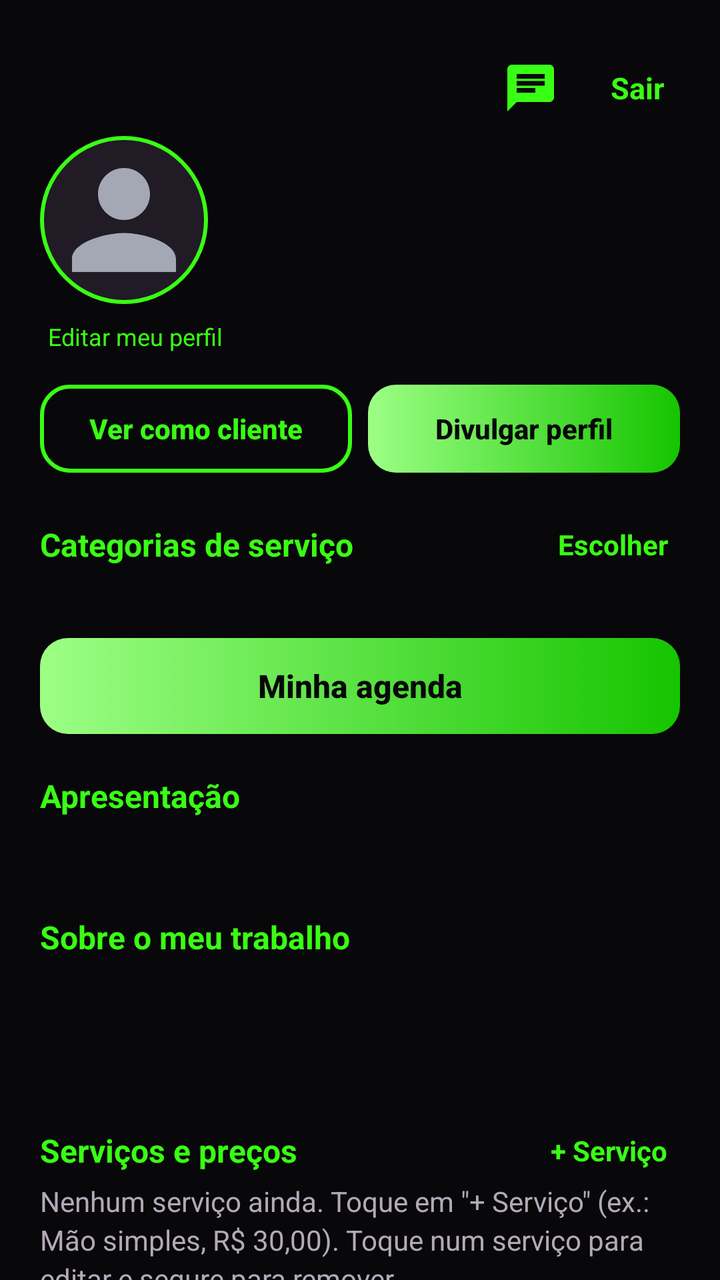
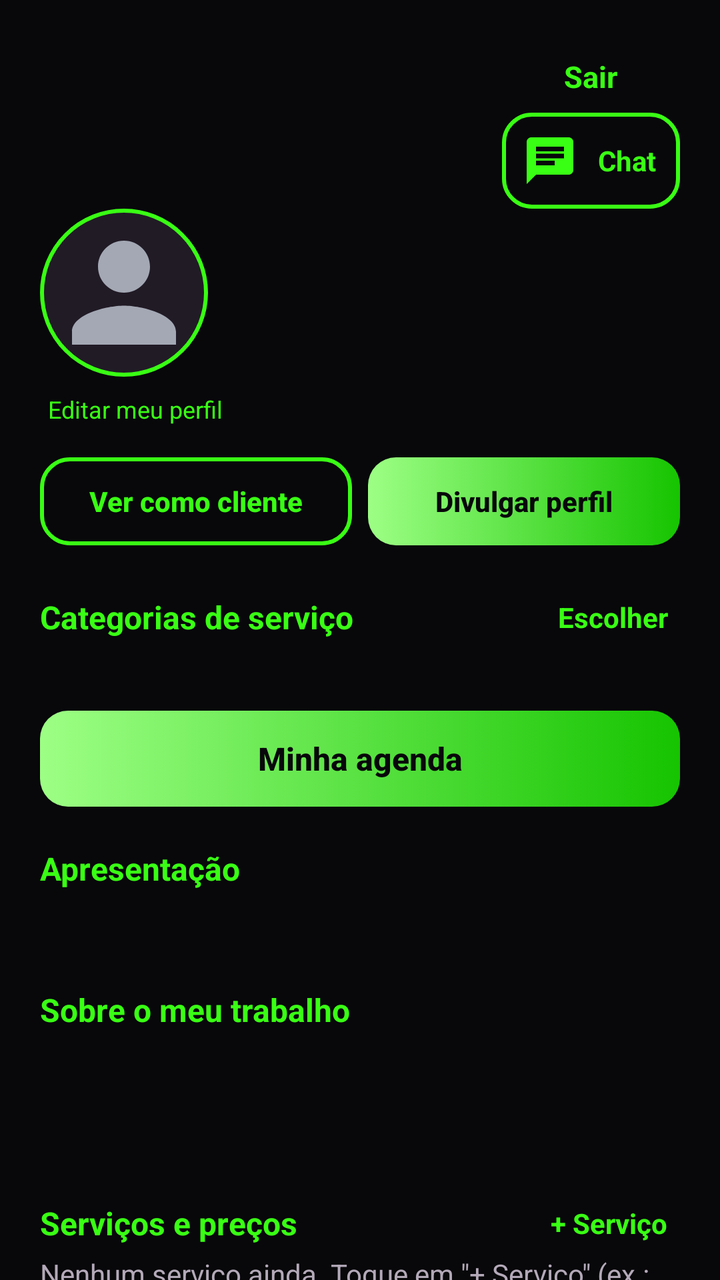

Screens rendered from an Android XML layout before and after an edit, with the pre-edit source and the edit as a unified diff.
<!-- AndroidManifest.xml: activity theme Theme.Manicure.Profissional -->
<!-- res/layout/activity_painel_profissional.xml -->
<?xml version="1.0" encoding="utf-8"?>
<FrameLayout xmlns:android="http://schemas.android.com/apk/res/android"
    android:layout_width="match_parent"
    android:layout_height="match_parent"
    android:background="@color/fundo">

    <androidx.core.widget.NestedScrollView
        android:layout_width="match_parent"
        android:layout_height="match_parent">

        <LinearLayout
            android:layout_width="match_parent"
            android:layout_height="wrap_content"
            android:orientation="vertical"
            android:padding="20dp">

            
            <LinearLayout
                android:layout_width="wrap_content"
                android:layout_height="wrap_content"
                android:layout_gravity="end"
                android:gravity="center_vertical"
                android:orientation="horizontal">

                <include
                    android:id="@+id/chat"
                    layout="@layout/include_botao_chat" />

                <TextView
                    android:id="@+id/btnSair"
                    android:layout_width="wrap_content"
                    android:layout_height="wrap_content"
                    android:layout_marginStart="8dp"
                    android:background="?attr/selectableItemBackground"
                    android:padding="8dp"
                    android:text="@string/sair"
                    android:textColor="?attr/corDestaque"
                    android:textSize="15sp"
                    android:textStyle="bold" />
            </LinearLayout>

            
            <LinearLayout
                android:layout_width="match_parent"
                android:layout_height="wrap_content"
                android:gravity="center_vertical"
                android:orientation="horizontal">

                <ImageView
                    android:id="@+id/ivFoto"
                    android:layout_width="84dp"
                    android:layout_height="84dp"
                    android:background="@drawable/bg_foto_redonda"
                    android:contentDescription="@string/painel_trocar_foto"
                    android:padding="3dp"
                    android:scaleType="centerCrop"
                    android:src="@drawable/ic_pessoa" />

                <LinearLayout
                    android:layout_width="0dp"
                    android:layout_height="wrap_content"
                    android:layout_marginStart="14dp"
                    android:layout_weight="1"
                    android:orientation="vertical">

                    <TextView
                        android:id="@+id/tvNome"
                        android:layout_width="wrap_content"
                        android:layout_height="wrap_content"
                        android:textColor="@color/texto"
                        android:textSize="20sp"
                        android:textStyle="bold" />

                    <TextView
                        android:id="@+id/tvTipo"
                        android:layout_width="wrap_content"
                        android:layout_height="wrap_content"
                        android:textColor="@color/texto_secundario"
                        android:textSize="13sp" />

                    <TextView
                        android:id="@+id/tvCodigo"
                        android:layout_width="wrap_content"
                        android:layout_height="wrap_content"
                        android:layout_marginTop="2dp"
                        android:textColor="?attr/corDestaque"
                        android:textSize="13sp"
                        android:textStyle="bold" />

                    <TextView
                        android:id="@+id/tvSituacao"
                        android:layout_width="wrap_content"
                        android:layout_height="wrap_content"
                        android:layout_marginTop="2dp"
                        android:textSize="12sp" />
                </LinearLayout>
            </LinearLayout>

            <TextView
                android:id="@+id/btnEditarPerfil"
                android:layout_width="wrap_content"
                android:layout_height="wrap_content"
                android:layout_marginTop="4dp"
                android:padding="4dp"
                android:text="@string/painel_editar_perfil"
                android:textColor="?attr/corDestaque"
                android:textSize="12sp" />

            <LinearLayout
                android:layout_width="match_parent"
                android:layout_height="wrap_content"
                android:layout_marginTop="12dp"
                android:orientation="horizontal">

                <Button
                    android:id="@+id/btnVerComoCliente"
                    style="@style/BotaoContorno"
                    android:layout_width="0dp"
                    android:layout_height="44dp"
                    android:layout_marginEnd="8dp"
                    android:layout_weight="1"
                    android:text="@string/painel_ver_como_cliente"
                    android:textSize="14sp" />

                <Button
                    android:id="@+id/btnCompartilhar"
                    style="@style/BotaoPrimario"
                    android:layout_width="0dp"
                    android:layout_height="44dp"
                    android:layout_weight="1"
                    android:text="@string/painel_compartilhar"
                    android:textSize="14sp" />
            </LinearLayout>

            
            <LinearLayout
                android:layout_width="match_parent"
                android:layout_height="wrap_content"
                android:gravity="center_vertical"
                android:orientation="horizontal">

                <TextView
                    style="@style/TituloSecao"
                    android:layout_width="0dp"
                    android:layout_weight="1"
                    android:text="@string/painel_categorias" />

                <TextView
                    android:id="@+id/btnCategorias"
                    android:layout_width="wrap_content"
                    android:layout_height="wrap_content"
                    android:layout_marginTop="10dp"
                    android:padding="6dp"
                    android:text="@string/painel_editar_categorias"
                    android:textColor="?attr/corDestaque"
                    android:textSize="14sp"
                    android:textStyle="bold" />
            </LinearLayout>

            <TextView
                android:id="@+id/tvCategorias"
                style="@style/TextoCorpo" />

            <Button
                android:id="@+id/btnAgenda"
                style="@style/BotaoPrimario"
                android:layout_height="48dp"
                android:layout_marginTop="12dp"
                android:text="@string/painel_minha_agenda" />

            <TextView
                style="@style/TituloSecao"
                android:text="@string/painel_apresentacao" />

            <TextView
                android:id="@+id/tvApresentacao"
                style="@style/TextoCorpo" />

            <TextView
                style="@style/TituloSecao"
                android:text="@string/painel_sobre_trabalho" />

            <TextView
                android:id="@+id/tvSobreTrabalho"
                style="@style/TextoCorpo" />

            <TextView
                android:id="@+id/tvContatos"
                style="@style/TextoCorpo"
                android:layout_marginTop="12dp" />

            
            <LinearLayout
                android:layout_width="match_parent"
                android:layout_height="wrap_content"
                android:gravity="center_vertical"
                android:orientation="horizontal">

                <TextView
                    style="@style/TituloSecao"
                    android:layout_width="0dp"
                    android:layout_weight="1"
                    android:text="@string/painel_servicos" />

                <TextView
                    android:id="@+id/btnAdicionarServico"
                    android:layout_width="wrap_content"
                    android:layout_height="wrap_content"
                    android:layout_marginTop="10dp"
                    android:padding="6dp"
                    android:text="@string/painel_adicionar_servico"
                    android:textColor="?attr/corDestaque"
                    android:textSize="14sp"
                    android:textStyle="bold" />
            </LinearLayout>

            <TextView
                android:id="@+id/tvSemServicos"
                style="@style/TextoCorpo"
                android:text="@string/painel_sem_servicos" />

            <androidx.recyclerview.widget.RecyclerView
                android:id="@+id/rvServicos"
                android:layout_width="match_parent"
                android:layout_height="wrap_content" />

            
            <TextView
                android:id="@+id/tvTituloGaleria"
                style="@style/TituloSecao" />

            <TextView
                style="@style/TextoCorpo"
                android:layout_marginBottom="8dp"
                android:text="@string/painel_galeria_dica"
                android:textSize="12sp" />

            <androidx.recyclerview.widget.RecyclerView
                android:id="@+id/rvFotos"
                android:layout_width="match_parent"
                android:layout_height="wrap_content" />
        </LinearLayout>
    </androidx.core.widget.NestedScrollView>

    <ProgressBar
        android:id="@+id/progressBar"
        android:layout_width="40dp"
        android:layout_height="40dp"
        android:layout_gravity="center"
        android:indeterminateTint="?attr/corDestaque"
        android:visibility="gone" />
</FrameLayout>
<!-- res/layout/include_botao_chat.xml (included above) -->
<?xml version="1.0" encoding="utf-8"?>
<FrameLayout xmlns:android="http://schemas.android.com/apk/res/android"
    android:id="@+id/btnChat"
    android:layout_width="48dp"
    android:layout_height="48dp"
    android:background="?attr/selectableItemBackgroundBorderless"
    android:clickable="true"
    android:contentDescription="@string/chat_titulo"
    android:focusable="true">

    <ImageView
        android:layout_width="28dp"
        android:layout_height="28dp"
        android:layout_gravity="center"
        android:contentDescription="@null"
        android:src="@drawable/ic_chat" />

    <TextView
        android:id="@+id/tvBadgeChat"
        android:layout_width="wrap_content"
        android:layout_height="20dp"
        android:layout_gravity="top|end"
        android:background="@drawable/bg_badge"
        android:gravity="center"
        android:minWidth="20dp"
        android:paddingStart="5dp"
        android:paddingEnd="5dp"
        android:textColor="@color/branco"
        android:textSize="11sp"
        android:textStyle="bold"
        android:visibility="gone" />
</FrameLayout>
<!-- resources referenced by this layout -->
<resources>
  <color name="branco">#FFFFFF</color>
  <color name="fundo">#08070A</color>
  <color name="texto">#FFFFFF</color>
  <color name="texto_secundario">#B3A9B8</color>
  <!-- drawable bg_badge (drawable) -->
  <?xml version="1.0" encoding="utf-8"?>
  <shape xmlns:android="http://schemas.android.com/apk/res/android" android:shape="rectangle">
      <solid android:color="@color/vermelho" />
      <corners android:radius="10dp" />
  </shape>
  <!-- drawable bg_foto_redonda (drawable) -->
  <?xml version="1.0" encoding="utf-8"?>
  <shape xmlns:android="http://schemas.android.com/apk/res/android" android:shape="oval">
      <solid android:color="@color/superficie_alta" />
      <stroke android:width="2dp" android:color="?attr/corDestaque" />
  </shape>
  <!-- drawable ic_pessoa (drawable) -->
  <vector xmlns:android="http://schemas.android.com/apk/res/android"
      android:width="24dp" android:height="24dp" android:viewportWidth="24" android:viewportHeight="24">
      <path android:fillColor="#A3A8B4"
          android:pathData="M12,12c2.21,0 4,-1.79 4,-4s-1.79,-4 -4,-4 -4,1.79 -4,4 1.79,4 4,4zM12,14c-2.67,0 -8,1.34 -8,4v2h16v-2c0,-2.66 -5.33,-4 -8,-4z" />
  </vector>
  <string name="chat_titulo">Chat</string>
  <string name="painel_adicionar_servico">+ Serviço</string>
  <string name="painel_apresentacao">Apresentação</string>
  <string name="painel_categorias">Categorias de serviço</string>
  <string name="painel_compartilhar">Divulgar perfil</string>
  <string name="painel_editar_categorias">Escolher</string>
  <string name="painel_editar_perfil">Editar meu perfil</string>
  <string name="painel_galeria_dica">Toque em \"+ Foto\" para publicar. Segure uma foto para remover.</string>
  <string name="painel_minha_agenda">Minha agenda</string>
  <string name="painel_sem_servicos">Nenhum serviço ainda. Toque em \"+ Serviço\" (ex.: Mão simples, R$ 30,00). Toque num serviço para editar e segure para remover.</string>
  <string name="painel_servicos">Serviços e preços</string>
  <string name="painel_sobre_trabalho">Sobre o meu trabalho</string>
  <string name="painel_trocar_foto">Trocar foto de perfil</string>
  <string name="painel_ver_como_cliente">Ver como cliente</string>
  <string name="sair">Sair</string>
  <style name="BotaoContorno" parent="BotaoPrimario">
          <item name="android:background">@drawable/bg_botao_contorno</item>
          <item name="android:textColor">?attr/corDestaque</item>
      </style>
  <style name="TextoCorpo">
          <item name="android:layout_width">match_parent</item>
          <item name="android:layout_height">wrap_content</item>
          <item name="android:textColor">@color/texto_secundario</item>
          <item name="android:textSize">14sp</item>
          <item name="android:lineSpacingExtra">3dp</item>
      </style>
  <style name="TituloSecao">
          <item name="android:layout_width">match_parent</item>
          <item name="android:layout_height">wrap_content</item>
          <item name="android:layout_marginTop">20dp</item>
          <item name="android:layout_marginBottom">10dp</item>
          <item name="android:textColor">?attr/corDestaque</item>
          <item name="android:textSize">16sp</item>
          <item name="android:textStyle">bold</item>
      </style>
  <color name="vermelho">#FF5A5A</color>
  <color name="superficie_alta">#211B26</color>
  <!-- drawable bg_botao_contorno (drawable) -->
  <?xml version="1.0" encoding="utf-8"?>
  <shape xmlns:android="http://schemas.android.com/apk/res/android" android:shape="rectangle">
      <solid android:color="@android:color/transparent" />
      <stroke android:width="2dp" android:color="?attr/corDestaque" />
      <corners android:radius="14dp" />
  </shape>
  <color name="verde_neon">#39FF14</color>
  <color name="verde_neon_claro">#9DFF85</color>
  <color name="verde_neon_escuro">#16C400</color>
  <color name="preto">#08070A</color>
  <color name="borda">#33293A</color>
  <!-- unchanged entries left out for length: 4 -->
</resources>

<!-- the commit's change to res/layout/activity_painel_profissional.xml (unified diff, before → after) -->
@@ -19,24 +19,43 @@
                 android:layout_width="wrap_content"
                 android:layout_height="wrap_content"
                 android:layout_gravity="end"
-                android:gravity="center_vertical"
-                android:orientation="horizontal">
-
-                <include
-                    android:id="@+id/chat"
-                    layout="@layout/include_botao_chat" />
+                android:gravity="center_horizontal"
+                android:orientation="vertical">
 
                 <TextView
                     android:id="@+id/btnSair"
                     android:layout_width="wrap_content"
                     android:layout_height="wrap_content"
-                    android:layout_marginStart="8dp"
                     android:background="?attr/selectableItemBackground"
                     android:padding="8dp"
                     android:text="@string/sair"
                     android:textColor="?attr/corDestaque"
                     android:textSize="15sp"
                     android:textStyle="bold" />
+
+                <LinearLayout
+                    android:id="@+id/btnAbrirChat"
+                    android:layout_width="wrap_content"
+                    android:layout_height="wrap_content"
+                    android:background="@drawable/bg_botao_contorno"
+                    android:clickable="true"
+                    android:focusable="true"
+                    android:gravity="center_vertical"
+                    android:orientation="horizontal"
+                    android:paddingEnd="12dp">
+
+                    <include
+                        android:id="@+id/chat"
+                        layout="@layout/include_botao_chat" />
+
+                    <TextView
+                        android:layout_width="wrap_content"
+                        android:layout_height="wrap_content"
+                        android:text="@string/chat_titulo"
+                        android:textColor="?attr/corDestaque"
+                        android:textSize="14sp"
+                        android:textStyle="bold" />
+                </LinearLayout>
             </LinearLayout>
 
             
